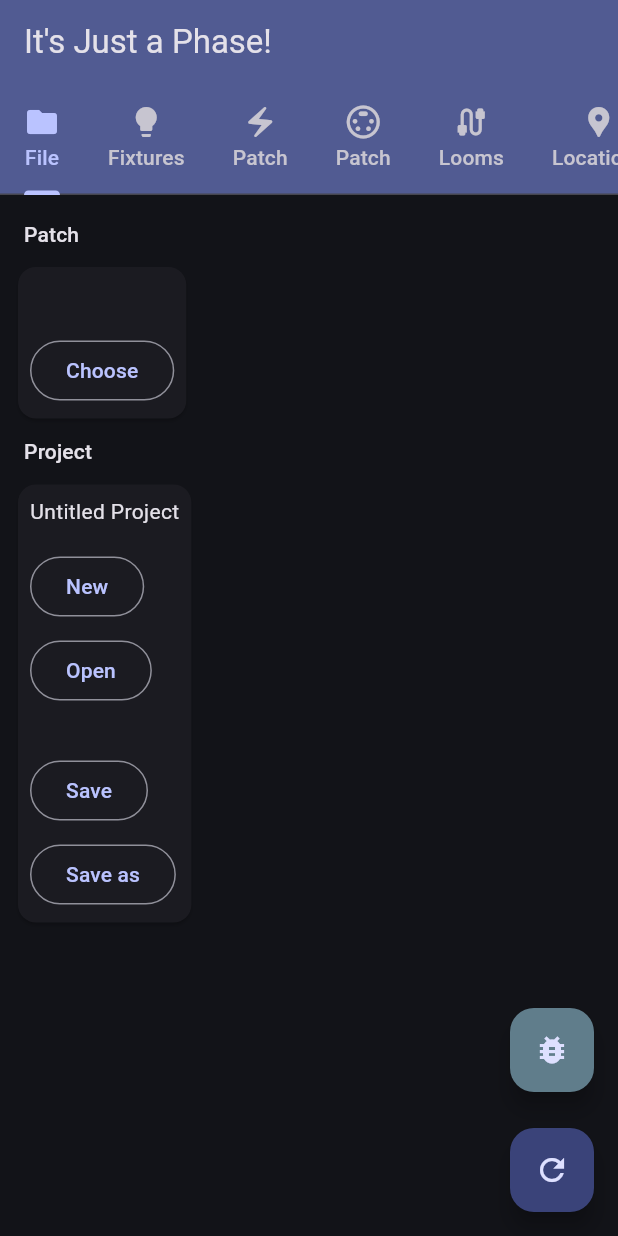
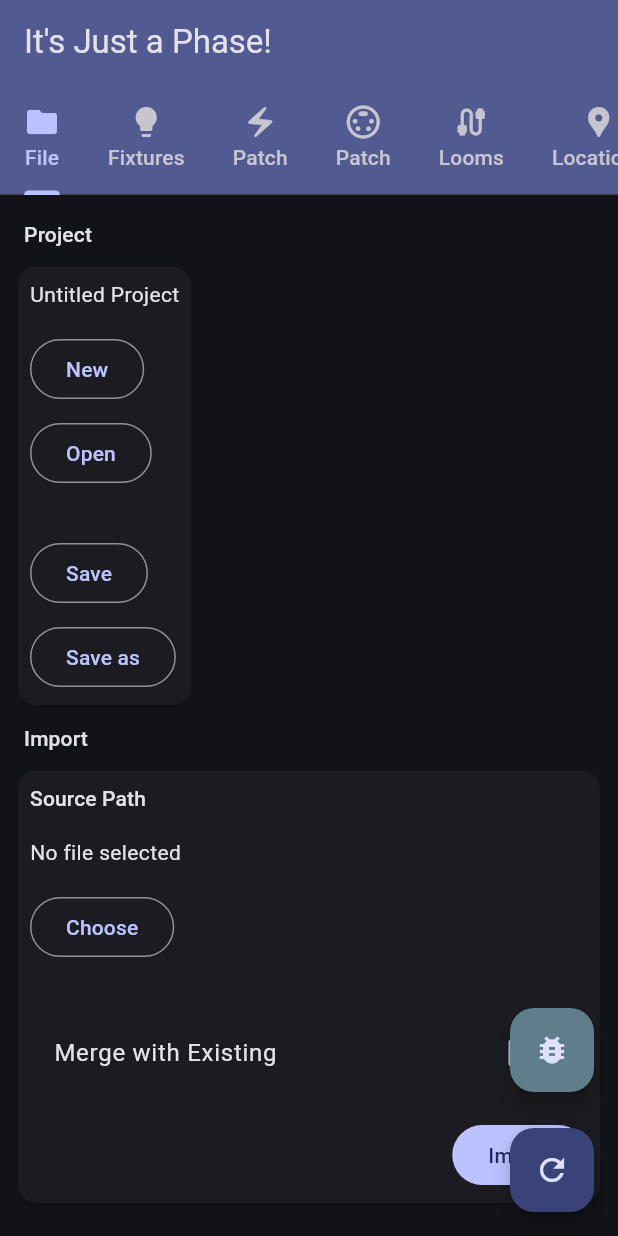
Before and after one commit to Charlie9830/sidekick, a Flutter app: the screen it shows after launch, on a phone screen of 412 x 824 dp. Run offline on Flutter 3.47's test engine with Material 3 defaults, Android fonts, the phone set to English and light mode, and no system bars; our stand-ins replace flutter_redux, redux, redux_thunk, syncfusion_flutter_datagrid; missing offline and left inert: desktop_drop, excel, file_selector.

Commit message:
Initial Import Merging implementation

```diff
--- a/lib/containers/file_container.dart
+++ b/lib/containers/file_container.dart
@@ -20,8 +20,6 @@ class FileContainer extends StatelessWidget {
       return FileViewModel(
         onNewProjectButtonPressed: (saveCurrent) =>
             store.dispatch(startNewProject(context, saveCurrent)),
-        onFileSelected: (path) => store.dispatch(importPatchFile(path)),
-        importFilePath: store.state.fileState.fixtureImportPath,
         onOpenProjectButtonPressed: (saveCurrent, path) =>
             store.dispatch(openProjectFile(context, saveCurrent, path)),
         onSaveProjectButtonPressed: (saveType) =>
--- a/lib/containers/home_container.dart
+++ b/lib/containers/home_container.dart
@@ -24,7 +24,7 @@ class HomeContainer extends StatelessWidget {
             selectedFixtureIds: store.state.navstate.selectedFixtureIds,
             onSelectedFixturesChanged: (ids) =>
                 store.dispatch(SetSelectedFixtureIds(ids)),
-            onAppInitialize: () => store.dispatch(importPatchFile('')),
+            onAppInitialize: () => store.dispatch(importPatchFile(context)),
             onSetSequenceButtonPressed: () =>
                 store.dispatch(setSequenceNumbers(context)));
       },
--- /dev/null
+++ b/lib/containers/import_container.dart
@@ -0,0 +1,34 @@
+import 'package:flutter/material.dart';
+import 'package:flutter_redux/flutter_redux.dart';
+import 'package:redux/redux.dart';
+import 'package:sidekick/redux/actions/async_actions.dart';
+import 'package:sidekick/redux/actions/sync_actions.dart';
+import 'package:sidekick/redux/state/app_state.dart';
+import 'package:sidekick/screens/file/import_module/import.dart';
+import 'package:sidekick/view_models/import_view_model.dart';
+
+class ImportContainer extends StatelessWidget {
+  const ImportContainer({Key? key}) : super(key: key);
+
+  @override
+  Widget build(BuildContext context) {
+    return StoreConnector<AppState, ImportViewModel>(
+      builder: (context, viewModel) {
+        return Import(
+          vm: viewModel,
+        );
+      },
+      converter: (Store<AppState> store) {
+        return ImportViewModel(
+            importFilePath: store.state.fileState.fixturePatchImportPath,
+            settings: store.state.fileState.importSettings,
+            onSettingsChanged: (newSettings) =>
+                store.dispatch(SetImportSettings(newSettings)),
+            onFileSelected: (path) =>
+                store.dispatch(SetPatchImportFilePath(path)),
+            onImportButtonPressed: () =>
+                store.dispatch(importPatchFile(context)));
+      },
+    );
+  }
+}
--- /dev/null
+++ b/lib/import_merging/merge_fixtures.dart
@@ -0,0 +1,45 @@
+import 'package:sidekick/model_collection/convert_to_model_map.dart';
+import 'package:sidekick/redux/models/fixture_model.dart';
+import 'package:sidekick/redux/models/import_settings_model.dart';
+
+Map<String, FixtureModel> mergeFixtures(
+    {required Map<String, FixtureModel> existing,
+    required Map<String, FixtureModel> incoming,
+    required ImportSettingsModel settings}) {
+  final incomingFixturesByFid = Map<int, FixtureModel>.fromEntries(
+      incoming.entries.map((entry) => MapEntry(entry.value.fid, entry.value)));
+
+  final existingFixturesByFid = Map<int, FixtureModel>.fromEntries(
+      existing.entries.map((entry) => MapEntry(entry.value.fid, entry.value)));
+
+  final updatedFixtures = existingFixturesByFid.entries.map((entry) {
+    final fid = entry.key;
+
+    if (incomingFixturesByFid.containsKey(fid)) {
+      return _cherryPickFixtureUpdates(
+          entry.value, incomingFixturesByFid[fid]!, settings);
+    }
+
+    return entry.value;
+  }).toList();
+
+  if (settings.type == ImportType.addNewRecords) {
+    updatedFixtures.addAll(incomingFixturesByFid.values.where(
+        (fixture) => incomingFixturesByFid.containsKey(fixture.fid) == false));
+  }
+
+  return convertToModelMap(updatedFixtures);
+}
+
+FixtureModel _cherryPickFixtureUpdates(FixtureModel existing,
+    FixtureModel incoming, ImportSettingsModel settings) {
+  return existing.copyWith(
+    type: settings.overwriteType ? incoming.type : existing.type,
+    dmxAddress:
+        settings.overwriteAddress ? incoming.dmxAddress : existing.dmxAddress,
+    locationId:
+        settings.overwriteLocation ? incoming.locationId : existing.locationId,
+    sequence:
+        settings.overwriteSeqNumber ? incoming.sequence : existing.sequence,
+  );
+}
--- a/lib/redux/actions/sync_actions.dart
+++ b/lib/redux/actions/sync_actions.dart
@@ -3,12 +3,19 @@ import 'dart:ui';
 import 'package:sidekick/redux/models/data_multi_model.dart';
 import 'package:sidekick/redux/models/data_patch_model.dart';
 import 'package:sidekick/redux/models/fixture_model.dart';
+import 'package:sidekick/redux/models/import_settings_model.dart';
 import 'package:sidekick/redux/models/location_model.dart';
 import 'package:sidekick/redux/models/loom_model.dart';
 import 'package:sidekick/redux/models/power_multi_outlet_model.dart';
 import 'package:sidekick/redux/models/power_outlet_model.dart';
 import 'package:sidekick/serialization/project_file_metadata_model.dart';
 import 'package:sidekick/serialization/project_file_model.dart';
+
+class SetImportSettings {
+  final ImportSettingsModel settings;
+
+  SetImportSettings(this.settings);
+}
 
 class ResetFixtureState {
   ResetFixtureState();
@@ -45,10 +52,10 @@ class SetProjectFilePath {
   SetProjectFilePath(this.path);
 }
 
-class SetImportFilePath {
+class SetPatchImportFilePath {
   final String path;
 
-  SetImportFilePath(this.path);
+  SetPatchImportFilePath(this.path);
 }
 
 class SetLooms {
--- /dev/null
+++ b/lib/redux/models/import_settings_model.dart
@@ -0,0 +1,40 @@
+enum ImportType {
+  addNewRecords,
+  onlyUpdateExisting,
+}
+
+class ImportSettingsModel {
+  final bool mergeWithExisting;
+  final bool overwriteSeqNumber;
+  final bool overwriteType;
+  final bool overwriteLocation;
+  final bool overwriteAddress;
+  final ImportType type;
+
+  const ImportSettingsModel({
+    this.mergeWithExisting = false,
+    this.overwriteAddress = false,
+    this.overwriteLocation = false,
+    this.overwriteSeqNumber = false,
+    this.overwriteType = false,
+    this.type = ImportType.addNewRecords,
+  });
+
+  ImportSettingsModel copyWith({
+    bool? mergeWithExisting,
+    bool? overwriteSeqNumber,
+    bool? overwriteType,
+    bool? overwriteLocation,
+    bool? overwriteAddress,
+    ImportType? type,
+  }) {
+    return ImportSettingsModel(
+      mergeWithExisting: mergeWithExisting ?? this.mergeWithExisting,
+      overwriteSeqNumber: overwriteSeqNumber ?? this.overwriteSeqNumber,
+      overwriteType: overwriteType ?? this.overwriteType,
+      overwriteLocation: overwriteLocation ?? this.overwriteLocation,
+      overwriteAddress: overwriteAddress ?? this.overwriteAddress,
+      type: type ?? this.type,
+    );
+  }
+}
--- a/lib/redux/state/file_state.dart
+++ b/lib/redux/state/file_state.dart
@@ -1,36 +1,42 @@
+import 'package:sidekick/redux/models/import_settings_model.dart';
 import 'package:sidekick/serialization/project_file_metadata_model.dart';
 
 class FileState {
-  final String fixtureImportPath;
+  final String fixturePatchImportPath;
   final String projectFilePath;
   final String lastUsedProjectDirectory;
   final ProjectFileMetadataModel projectMetadata;
+  final ImportSettingsModel importSettings;
 
   FileState({
-    this.fixtureImportPath = "",
+    this.fixturePatchImportPath = "",
     this.projectFilePath = "",
     this.lastUsedProjectDirectory = "",
+    this.importSettings = const ImportSettingsModel(),
     this.projectMetadata = const ProjectFileMetadataModel.initial(),
   });
 
   FileState.initial()
-      : fixtureImportPath = "",
+      : fixturePatchImportPath = "",
         projectFilePath = "",
         lastUsedProjectDirectory = "",
-        projectMetadata = const ProjectFileMetadataModel.initial();
+        projectMetadata = const ProjectFileMetadataModel.initial(),
+        importSettings = const ImportSettingsModel();
 
   FileState copyWith({
-    String? fixtureImportPath,
+    String? fixturePatchImportPath,
     String? projectFilePath,
     String? lastUsedProjectDirectory,
     ProjectFileMetadataModel? projectMetadata,
+    ImportSettingsModel? importSettings,
   }) {
     return FileState(
-      fixtureImportPath: fixtureImportPath ?? this.fixtureImportPath,
+      fixturePatchImportPath: fixturePatchImportPath ?? this.fixturePatchImportPath,
       projectFilePath: projectFilePath ?? this.projectFilePath,
       lastUsedProjectDirectory:
           lastUsedProjectDirectory ?? this.lastUsedProjectDirectory,
       projectMetadata: projectMetadata ?? this.projectMetadata,
+      importSettings: importSettings ?? this.importSettings,
     );
   }
 }
--- a/lib/screens/file/file_screen.dart
+++ b/lib/screens/file/file_screen.dart
@@ -1,9 +1,9 @@
 import 'package:file_selector/file_selector.dart';
 import 'package:flutter/material.dart';
+import 'package:sidekick/containers/import_container.dart';
 import 'package:sidekick/enums.dart';
 import 'package:sidekick/file_type_groups.dart';
 import 'package:sidekick/generic_dialog/show_generic_dialog.dart';
-import 'package:sidekick/screens/file/drop_zone.dart';
 import 'package:sidekick/titled_card.dart';
 import 'package:sidekick/view_models/file_view_model.dart';
 import 'package:path/path.dart' as p;
@@ -14,28 +14,12 @@ class FileScreen extends StatelessWidget {
 
   @override
   Widget build(BuildContext context) {
-    return DropZone(
-        child: Padding(
+    return Padding(
       padding: const EdgeInsets.all(8.0),
+      child: SingleChildScrollView(
         child: Column(
           crossAxisAlignment: CrossAxisAlignment.start,
           children: [
-              TitledCard(
-                  title: 'Patch',
-                  child: Column(
-                    mainAxisAlignment: MainAxisAlignment.start,
-                    crossAxisAlignment: CrossAxisAlignment.start,
-                    children: [
-                      Tooltip(
-                          message: p.canonicalize(vm.importFilePath),
-                          child: Text(p.basename(vm.importFilePath))),
-                      const SizedBox(height: 16),
-                      OutlinedButton(
-                        onPressed: () => _handleChooseButtonPressed(context),
-                        child: const Text('Choose'),
-                      ),
-                    ],
-                  )),
             TitledCard(
                 title: 'Project',
                 child: Column(
@@ -50,20 +34,17 @@ class FileScreen extends StatelessWidget {
                     },
                     const SizedBox(height: 16),
                     OutlinedButton(
-                        onPressed: () =>
-                            _handleNewProjectButtonPressed(context),
+                      onPressed: () => _handleNewProjectButtonPressed(context),
                       child: const Text('New'),
                     ),
                     const SizedBox(height: 8),
                     OutlinedButton(
-                        onPressed: () =>
-                            _handleOpenProjectButtonPressed(context),
+                      onPressed: () => _handleOpenProjectButtonPressed(context),
                       child: const Text('Open'),
                     ),
                     const SizedBox(height: 32),
                     OutlinedButton(
-                        onPressed: () =>
-                            _handleSaveProjectButtonPressed(context),
+                      onPressed: () => _handleSaveProjectButtonPressed(context),
                       child: const Text('Save'),
                     ),
                     const SizedBox(height: 8),
@@ -73,17 +54,15 @@ class FileScreen extends StatelessWidget {
                       child: const Text('Save as'),
                     )
                   ],
-                  ))
+                )),
+            const TitledCard(
+              title: "Import",
+              child: ImportContainer(),
+            )
           ],
         ),
       ),
-        draggingBuilder: (_) =>
-            const Center(child: Icon(Icons.download, size: 48)),
-        onDragDrop: (files) {
-          if (files.length == 1) {
-            vm.onFileSelected(files.first.path);
-          }
-        });
+    );
   }
 
   void _handleNewProjectButtonPressed(BuildContext context) async {
@@ -135,13 +114,4 @@ class FileScreen extends StatelessWidget {
   void _handleSaveProjectAsButtonPressed(BuildContext context) async {
     vm.onSaveProjectButtonPressed(SaveType.saveAs);
   }
-
-  void _handleChooseButtonPressed(BuildContext context) async {
-    final selectedFilePath =
-        await openFile(acceptedTypeGroups: kExcelFileTypes);
-
-    if (selectedFilePath != null && selectedFilePath.path.isNotEmpty) {
-      vm.onFileSelected(selectedFilePath.path);
 }
-  }
-}
--- /dev/null
+++ b/lib/screens/file/import_module/import.dart
@@ -0,0 +1,111 @@
+import 'package:file_selector/file_selector.dart';
+import 'package:flutter/material.dart';
+import 'package:sidekick/file_type_groups.dart';
+import 'package:sidekick/redux/models/import_settings_model.dart';
+import 'package:sidekick/view_models/import_view_model.dart';
+import 'package:path/path.dart' as path;
+
+class Import extends StatelessWidget {
+  final ImportViewModel vm;
+  const Import({super.key, required this.vm});
+
+  @override
+  Widget build(BuildContext context) {
+    return SizedBox(
+      width: 800,
+      child: Column(
+        crossAxisAlignment: CrossAxisAlignment.start,
+        children: [
+          Text('Source Path', style: Theme.of(context).textTheme.labelLarge),
+          const SizedBox(height: 16),
+          switch (vm.importFilePath) {
+            "" => const Text('No file selected'),
+            String s => Tooltip(
+                message: path.canonicalize(s), child: Text(path.basename(s))),
+          },
+          const SizedBox(
+            height: 16,
+          ),
+          OutlinedButton(
+            onPressed: () => _handleChooseButtonPressed(context),
+            child: const Text('Choose'),
+          ),
+          const SizedBox(height: 32),
+          CheckboxListTile(
+              title: const Text("Merge with Existing"),
+              value: vm.settings.mergeWithExisting,
+              onChanged: (value) => vm.onSettingsChanged(
+                  vm.settings.copyWith(mergeWithExisting: value))),
+          if (vm.settings.mergeWithExisting)
+            Column(
+              crossAxisAlignment: CrossAxisAlignment.start,
+              children: [
+                Row(
+                  mainAxisAlignment: MainAxisAlignment.spaceBetween,
+                  children: [
+                    const Text('Import Type'),
+                    DropdownButton<ImportType>(
+                        value: vm.settings.type,
+                        items: const [
+                          DropdownMenuItem(
+                            value: ImportType.addNewRecords,
+                            child: Text('Add new Fixtures'),
+                          ),
+                          DropdownMenuItem(
+                            value: ImportType.onlyUpdateExisting,
+                            child: Text('Only update existing Fixtures'),
+                          )
+                        ],
+                        onChanged: (value) => vm.onSettingsChanged(
+                            vm.settings.copyWith(type: value)))
+                  ],
+                ),
+                const SizedBox(height: 32),
+                Text('Overwrite Existing',
+                    style: Theme.of(context).textTheme.labelLarge),
+                const SizedBox(height: 16),
+                CheckboxListTile(
+                    title: const Text('Sequence Number'),
+                    value: vm.settings.overwriteSeqNumber,
+                    onChanged: (value) => vm.onSettingsChanged(
+                        vm.settings.copyWith(overwriteSeqNumber: value))),
+                CheckboxListTile(
+                    title: const Text('Fixture Type'),
+                    value: vm.settings.overwriteType,
+                    onChanged: (value) => vm.onSettingsChanged(
+                        vm.settings.copyWith(overwriteType: value))),
+                CheckboxListTile(
+                    title: const Text('Location'),
+                    value: vm.settings.overwriteLocation,
+                    onChanged: (value) => vm.onSettingsChanged(
+                        vm.settings.copyWith(overwriteLocation: value))),
+                CheckboxListTile(
+                    title: const Text('Address'),
+                    value: vm.settings.overwriteAddress,
+                    onChanged: (value) => vm.onSettingsChanged(
+                        vm.settings.copyWith(overwriteAddress: value))),
+              ],
+            ),
+          const SizedBox(height: 16),
+          Row(
+            mainAxisAlignment: MainAxisAlignment.end,
+            children: [
+              FilledButton(
+                  onPressed: () => vm.onImportButtonPressed(),
+                  child: const Text('Import')),
+            ],
+          ),
+        ],
+      ),
+    );
+  }
+
+  void _handleChooseButtonPressed(BuildContext context) async {
+    final selectedFilePath =
+        await openFile(acceptedTypeGroups: kExcelFileTypes);
+
+    if (selectedFilePath != null && selectedFilePath.path.isNotEmpty) {
+      vm.onFileSelected(selectedFilePath.path);
+    }
+  }
+}
--- /dev/null
+++ b/lib/view_models/import_view_model.dart
@@ -0,0 +1,17 @@
+import 'package:sidekick/redux/models/import_settings_model.dart';
+
+class ImportViewModel {
+  final String importFilePath;
+  final ImportSettingsModel settings;
+  final void Function(ImportSettingsModel newSettings) onSettingsChanged;
+  final void Function(String path) onFileSelected;
+  final void Function() onImportButtonPressed;
+
+  ImportViewModel({
+    required this.importFilePath,
+    required this.settings,
+    required this.onSettingsChanged,
+    required this.onFileSelected,
+    required this.onImportButtonPressed,
+  });
+}
```
Also changed, not shown: lib/redux/actions/async_actions.dart (+31 -8 lines), lib/redux/reducers/file_state_reducer.dart (+9 -3 lines), lib/view_models/file_view_model.dart (+1 -6 lines). Lines whose indentation alone changed are shown as unchanged.
